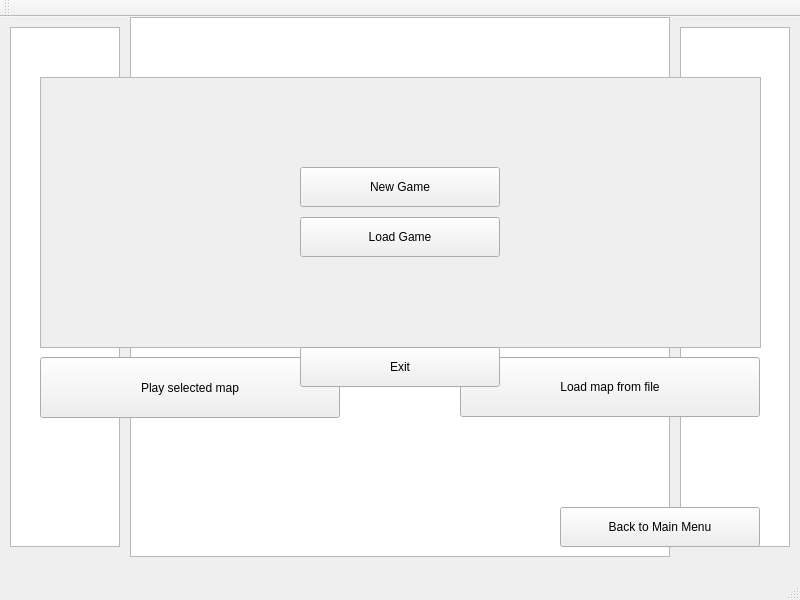
The window that pacman/Forms/mainwindow.ui (mathew35/ICP_project) describes before a commit, drawn with Qt 5.
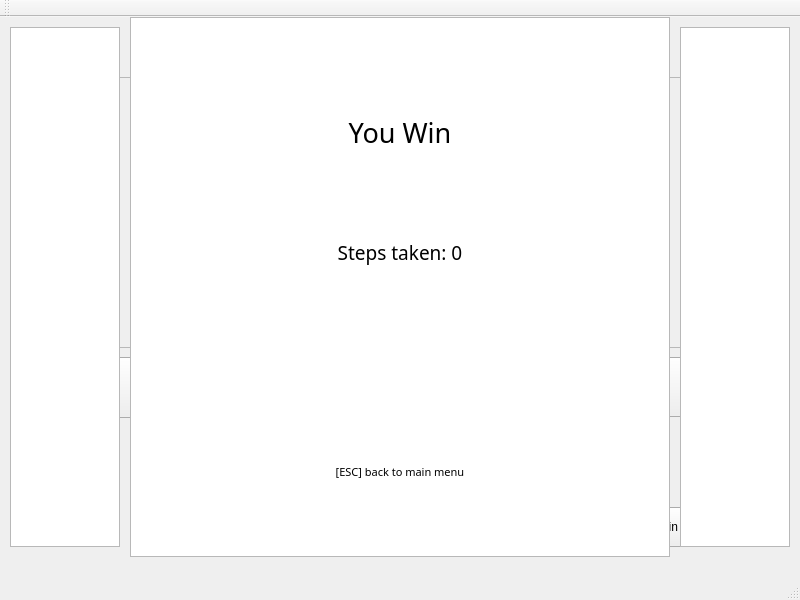
The same window after the commit.

Commit message: Added end game screen

```diff
--- a/pacman/Forms/mainwindow.ui
+++ b/pacman/Forms/mainwindow.ui
@@ -213,10 +213,98 @@
       </rect>
      </property>
     </widget>
+    <widget class="QWidget" name="resultWidget" native="true">
+     <property name="geometry">
+      <rect>
+       <x>0</x>
+       <y>0</y>
+       <width>800</width>
+       <height>600</height>
+      </rect>
+     </property>
+     <widget class="QLabel" name="stepsLabel">
+      <property name="geometry">
+       <rect>
+        <x>250</x>
+        <y>210</y>
+        <width>300</width>
+        <height>50</height>
+       </rect>
+      </property>
+      <property name="font">
+       <font>
+        <family>Goudy Stout</family>
+        <pointsize>14</pointsize>
+        <weight>50</weight>
+        <bold>false</bold>
+       </font>
+      </property>
+      <property name="text">
+       <string>Steps taken: 0</string>
+      </property>
+      <property name="scaledContents">
+       <bool>false</bool>
+      </property>
+      <property name="alignment">
+       <set>Qt::AlignCenter</set>
+      </property>
+     </widget>
+     <widget class="QLabel" name="statusLabel">
+      <property name="geometry">
+       <rect>
+        <x>275</x>
+        <y>90</y>
+        <width>250</width>
+        <height>50</height>
+       </rect>
+      </property>
+      <property name="font">
+       <font>
+        <family>Goudy Stout</family>
+        <pointsize>20</pointsize>
+        <weight>50</weight>
+        <bold>false</bold>
+       </font>
+      </property>
+      <property name="text">
+       <string>You Win</string>
+      </property>
+      <property name="alignment">
+       <set>Qt::AlignCenter</set>
+      </property>
+     </widget>
+     <widget class="QLabel" name="legendLabel">
+      <property name="geometry">
+       <rect>
+        <x>250</x>
+        <y>430</y>
+        <width>300</width>
+        <height>50</height>
+       </rect>
+      </property>
+      <property name="sizePolicy">
+       <sizepolicy hsizetype="Preferred" vsizetype="Preferred">
+        <horstretch>0</horstretch>
+        <verstretch>0</verstretch>
+       </sizepolicy>
+      </property>
+      <property name="font">
+       <font>
+        <family>Goudy Stout</family>
+        <pointsize>8</pointsize>
+        <weight>50</weight>
+        <bold>false</bold>
+       </font>
+      </property>
+      <property name="text">
+       <string>[ESC] back to main menu</string>
+      </property>
+      <property name="alignment">
+       <set>Qt::AlignCenter</set>
+      </property>
+     </widget>
+    </widget>
    </widget>
-   <zorder>gameWidget</zorder>
-   <zorder>newGameWidget</zorder>
-   <zorder>mainMenuWidget</zorder>
   </widget>
   <widget class="QStatusBar" name="statusBar"/>
   <widget class="QToolBar" name="mainToolBar">
```
The commit also changes 3 other files.
